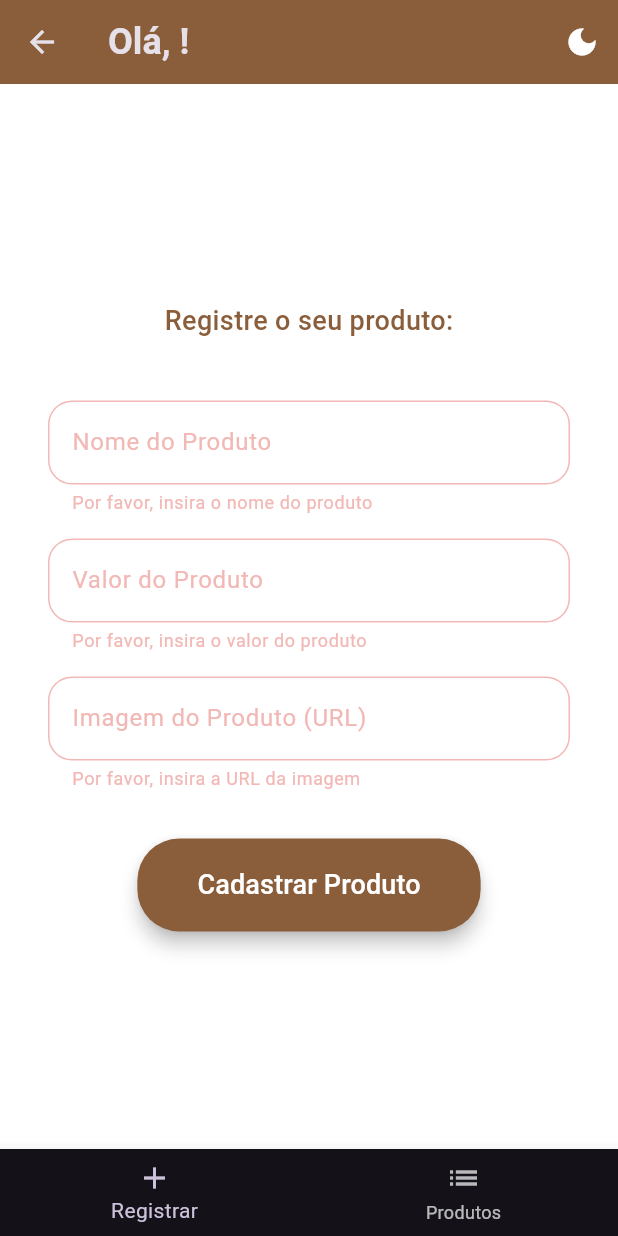
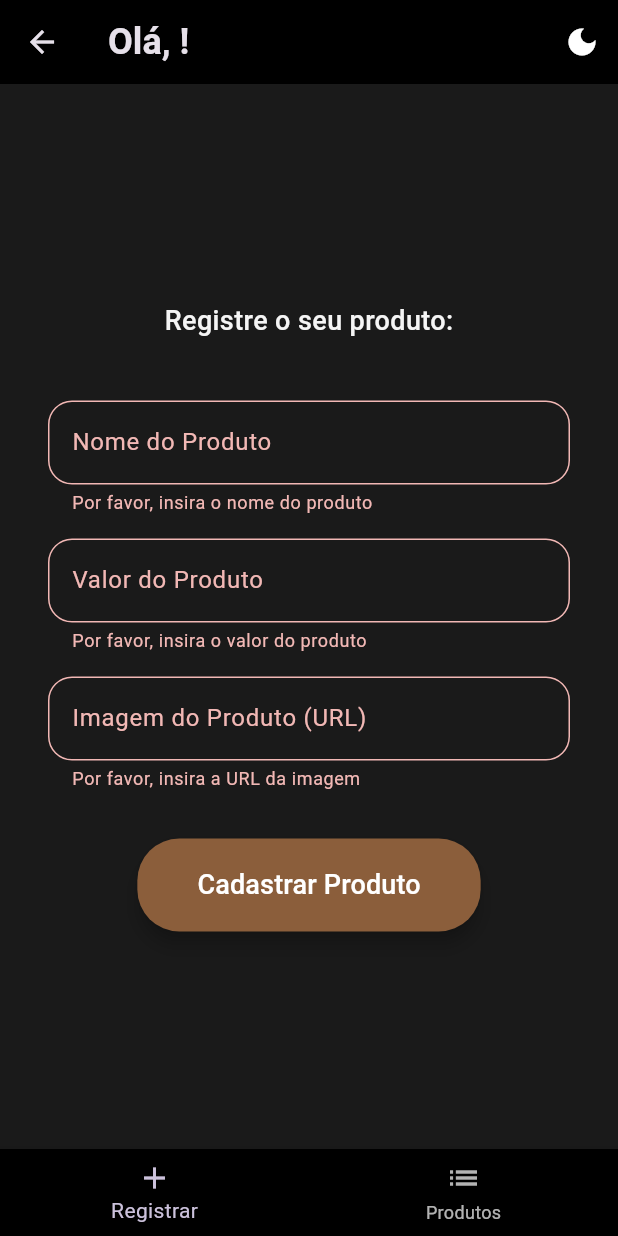
Before and after one commit to maiarakothe/aplicativo-flutter, a Flutter app: the ProductRegistrationPage screen opened directly with empty values, after a tap on "Cadastrar Produto", after a tap on the "light mode" icon, on a phone screen of 412 x 824 dp. Run offline on Flutter 3.47's test engine with Material 3 defaults, Android fonts, the light colour scheme and no system bars; our stand-ins replace mask_text_input_formatter.

Commit message:
theme dark e light correto

```diff
--- a/lib/core/colors.dart
+++ b/lib/core/colors.dart
@@ -1,16 +1,17 @@
 import 'package:flutter/material.dart';
 
 class DefaultColors {
-  // 🌞 Cores do Modo Claro
+  // Cores do Modo Claro
   static const Color backgroundColor = Color(0xFFF9F9F9);
   static const Color textColorButton = Colors.white;
   static const Color backgroundButton = Color(0xFF8B5E3B);
   static const Color iconPerson = Color(0xFF5D4037);
   static const Color circleAvatar = Color(0xFFDFD5C3);
 
-  // 🌙 Cores do Modo Escuro
-  static const Color darkBackground = Color(0xFF121212);
-  static const Color darkAppBar = Colors.black;
-  static const Color darkText = Color(0xFFE0E0E0);
-  static const Color darkCard = Color(0xFF1E1E1E);
+  // Cores do Modo Escuro
+  static const Color darkBackground = Color(0xFF121212); //
+  static const Color darkAppBar = Colors.black; //
+  static const Color darkText = Color(0xFFF5F5F5); //
+  static const Color darkCard = Color(0xFF1E1E1E); //
+  static const Color darkLoginBackground = Color(0xFF1A1A1A); //
 }
--- a/lib/core/themes.dart
+++ b/lib/core/themes.dart
@@ -6,6 +6,9 @@ ThemeData themeLightData() {
     brightness: Brightness.light,
     scaffoldBackgroundColor: DefaultColors.backgroundColor,
     appBarTheme: AppBarTheme(backgroundColor: DefaultColors.backgroundButton),
+    bottomNavigationBarTheme: BottomNavigationBarThemeData(
+      backgroundColor: DefaultColors.backgroundButton,
+    ),
     textTheme: const TextTheme(
       bodyMedium: TextStyle(color: Colors.black),
     ),
@@ -17,6 +20,9 @@ ThemeData themeDarkData() {
     brightness: Brightness.dark,
     scaffoldBackgroundColor: DefaultColors.darkBackground,
     appBarTheme: AppBarTheme(backgroundColor: DefaultColors.darkAppBar),
+    bottomNavigationBarTheme: BottomNavigationBarThemeData(
+      backgroundColor: DefaultColors.darkAppBar,
+    ),
     cardColor: DefaultColors.darkCard,
     textTheme: const TextTheme(
       bodyMedium: TextStyle(color: DefaultColors.darkText),
--- a/lib/pages/login.dart
+++ b/lib/pages/login.dart
@@ -3,6 +3,8 @@ import 'package:teste/pages/product_registration.dart';
 import 'package:teste/core/colors.dart';
 import 'package:teste/configs.dart';
 import 'package:teste/theme_toggle_button.dart';
+import 'package:provider/provider.dart';
+import 'package:teste/core/theme_provider.dart';
 
 class LoginPage extends StatefulWidget {
   @override
@@ -29,12 +31,16 @@ class _LoginPageState extends State<LoginPage> {
 
   @override
   Widget build(BuildContext context) {
+    final themeProvider = Provider.of<ThemeProvider>(context);
+
     return Scaffold(
       appBar: AppBar(
         title: Text('Login'),
-        actions: [ThemeToggleButton()], //
+        actions: [ThemeToggleButton()],
       ),
-      backgroundColor: DefaultColors.backgroundColor,
+      backgroundColor: themeProvider.isDark
+          ? DefaultColors.darkLoginBackground //
+          : DefaultColors.backgroundColor,
       body: Padding(
         padding: const EdgeInsets.symmetric(horizontal: 32.0),
         child: Form(
--- a/lib/pages/product_registration.dart
+++ b/lib/pages/product_registration.dart
@@ -1,9 +1,10 @@
 import 'package:flutter/material.dart';
-import 'package:flutter/services.dart';
-import 'product_list.dart';
+import 'package:teste/pages/product_list.dart';
 import 'package:teste/core/colors.dart';
 import 'package:teste/configs.dart';
 import 'package:teste/theme_toggle_button.dart';
+import 'package:provider/provider.dart';
+import 'package:teste/core/theme_provider.dart';
 
 class ProductRegistrationPage extends StatefulWidget {
   final String username;
@@ -46,16 +47,22 @@ class _ProductRegistrationPageState extends State<ProductRegistrationPage> {
 
   @override
   Widget build(BuildContext context) {
+    final themeProvider = Provider.of<ThemeProvider>(context);
+
     return Scaffold(
       appBar: AppBar(
-        backgroundColor: DefaultColors.backgroundButton,
+        backgroundColor: themeProvider.isDark
+            ? DefaultColors.darkAppBar
+            : DefaultColors.backgroundButton,
         title: Text(
           "Olá, ${widget.username}!",
           style: TextStyle(fontSize: 24, fontWeight: FontWeight.bold),
         ),
-        actions: [ThemeToggleButton()], //
+        actions: [ThemeToggleButton()],
       ),
-      backgroundColor: Colors.white,
+      backgroundColor: themeProvider.isDark
+          ? DefaultColors.darkLoginBackground
+          : DefaultColors.backgroundColor,
       body: _selectedIndex == 0
           ? Padding(
         padding: const EdgeInsets.symmetric(horizontal: 32.0),
@@ -70,7 +77,9 @@ class _ProductRegistrationPageState extends State<ProductRegistrationPage> {
                   style: TextStyle(
                     fontSize: 18,
                     fontWeight: FontWeight.w500,
-                    color: DefaultColors.backgroundButton,
+                    color: themeProvider.isDark
+                        ? DefaultColors.darkText // 🔹 Texto claro no modo escuro
+                        : DefaultColors.backgroundButton,
                   ),
                 ),
                 SizedBox(height: 40),
@@ -151,6 +160,9 @@ class _ProductRegistrationPageState extends State<ProductRegistrationPage> {
       )
           : ShowProductPage(produtos: produtos),
       bottomNavigationBar: BottomNavigationBar(
+        backgroundColor: themeProvider.isDark
+            ? DefaultColors.darkAppBar
+            : DefaultColors.backgroundColor,
         currentIndex: _selectedIndex,
         onTap: _onItemTapped,
         items: const [
```
